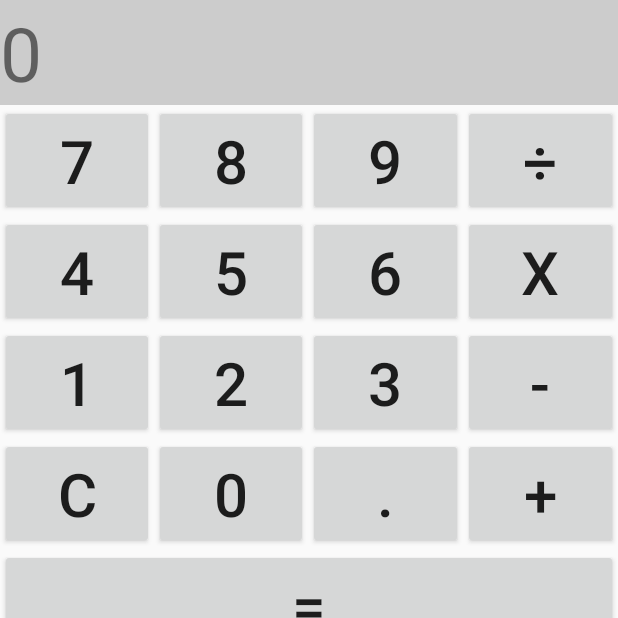
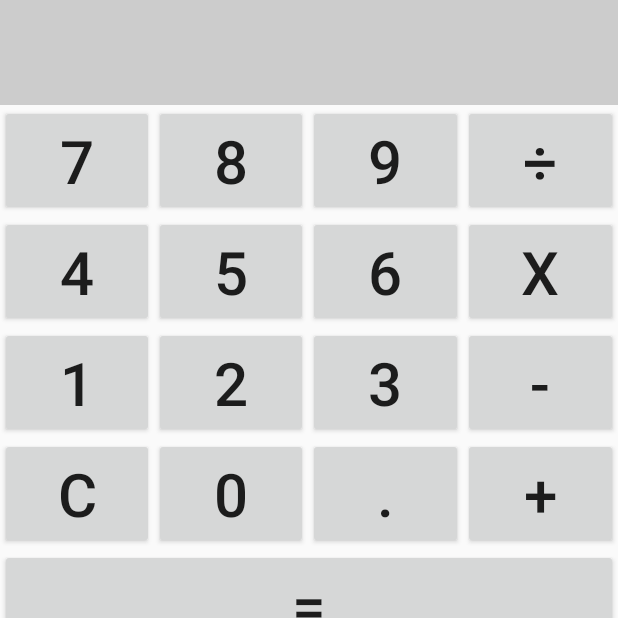
Before and after one commit to whipress/KalculatorApp, an Android app: the screen it shows after launch (MainActivity), after a tap on an icon or button, on a phone screen of 412 x 824 dp, the top half of it. Run offline under Robolectric (Android 15) with nearby library versions, the light colour scheme and no system bars; 2 other taps on this screen came first.

Commit message:
Clean the code retiring lines and useless coments

```diff
--- a/app/src/main/java/com/whipress/kalculator/kalculator/MainActivity.java
+++ b/app/src/main/java/com/whipress/kalculator/kalculator/MainActivity.java
@@ -104,29 +104,41 @@ Button btn9, btn8, btn7, btn6, btn5, btn4, btn3, btn2, btn1, btn0, btnSum, btnCl
 
         TextView txt = (TextView) findViewById(v.getId());
 
-        if (txt.getText().equals("C")) {
-            CalculationValues.setText("0");
-        } else {
-            if (txt.getText().equals("=")) {
+        if (txt.getText().equals("C"))
+        {
+          CalculationValues.setText("");
+
+        }
+
+        else
+            {
+            if (txt.getText().equals("="))
+            {
 
                 //This object was created used BeanShell
                 Interpreter interpreter = new Interpreter();
+
+
+
                 try {
 
                     String equation = CalculationValues.getText().toString();
                     equation = equation.replace("X", "*");
                     equation = equation.replace("÷", "/");
                     interpreter.eval("result =" + equation);
+                    CalculationValues.setText(interpreter.get("result").toString());
+                    }
 
-                    CalculationValues.setText(interpreter.get("result").toString());
-                } catch (EvalError evalError) {
-                    evalError.printStackTrace();
+                    catch (EvalError evalError)
+                    {
+                         evalError.printStackTrace();
+                    }
+            }
+
+            else
+                {
+                CalculationValues.setText(CalculationValues.getText().toString() + txt.getText().toString());
                 }
-            } else {
-                CalculationValues.setText(CalculationValues.getText().toString() + txt.getText().toString());
-                String valor = CalculationValues.getText().toString();
-
-            }
 
         }
     }
```
